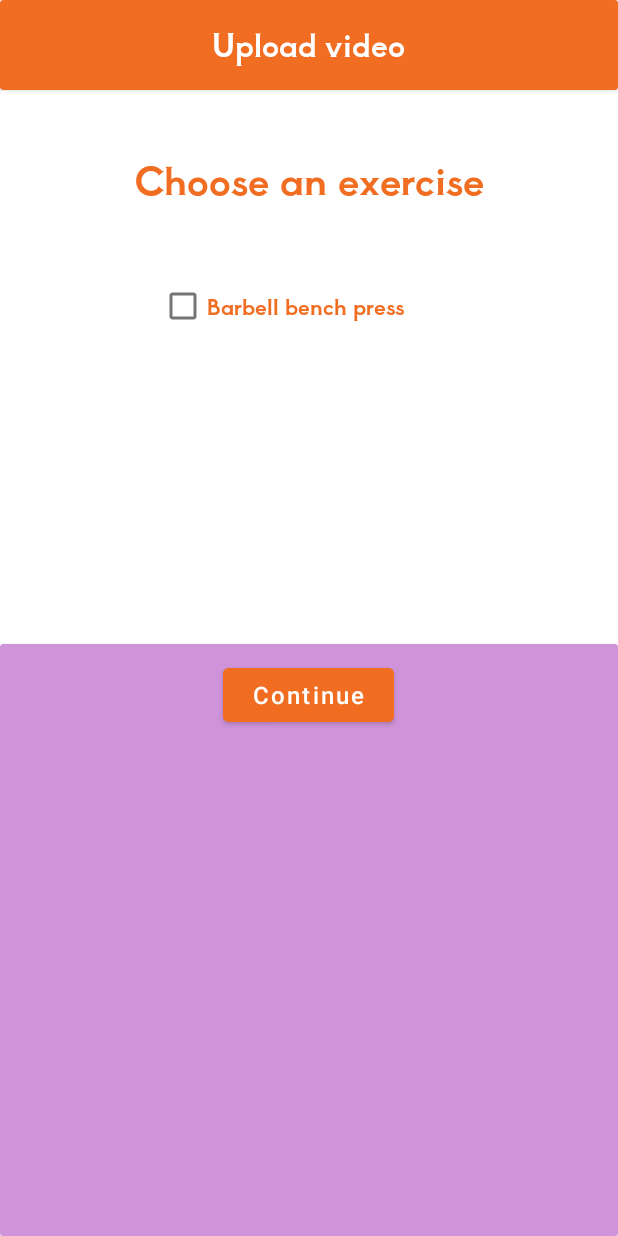
After one commit to vasMil/GymBuddy, an Android app: the layout up_vid_exerc.xml on its own in the app's theme, with its tools: preview values and no code run, on a phone screen of 412 x 824 dp. The commit adds this screen. Run offline under Robolectric (Android 15) with nearby library versions, the phone set to English and light mode, and no system bars.

Commit message:
new designs

```diff
--- /dev/null
+++ b/UI_kotlin/MyApplication/app/src/main/res/layout/up_vid_exerc.xml
@@ -0,0 +1,66 @@
+<?xml version="1.0" encoding="utf-8"?>
+<LinearLayout xmlns:android="http://schemas.android.com/apk/res/android"
+    xmlns:app="http://schemas.android.com/apk/res-auto"
+    xmlns:tools="http://schemas.android.com/tools"
+    android:layout_width="match_parent"
+    android:layout_height="match_parent"
+    android:gravity="center_horizontal"
+    android:orientation="vertical">
+    <androidx.cardview.widget.CardView
+        android:layout_width="match_parent"
+        android:layout_height="60dp"
+        app:cardBackgroundColor="@color/main_color" >
+        <TextView
+            android:id="@+id/Upload_video"
+            android:layout_width="150dp"
+            android:layout_height="wrap_content"
+            android:layout_gravity="center"
+            android:fontFamily="@font/aoboshi_one_regular"
+            android:text="@string/up_video"
+            android:textAlignment="center"
+            android:textColor="@color/white"
+            android:textSize="20sp" />
+    </androidx.cardview.widget.CardView>
+
+    <TextView
+        android:id="@+id/choose_a_category"
+        android:layout_width="300dp"
+        android:layout_height="wrap_content"
+        android:layout_gravity="center"
+        android:layout_marginTop="40dp"
+        android:fontFamily="@font/aoboshi_one_regular"
+        android:text="@string/choose_exercise"
+        android:textAlignment="center"
+        android:textColor="@color/main_color"
+        android:textSize="25sp" />
+
+    <CheckBox
+        android:layout_width="200dp"
+        android:layout_height="50dp"
+        android:text="Barbell bench press"
+        android:textColor="@color/main_color"
+        android:fontFamily="@font/aoboshi_one_regular"
+        android:layout_marginTop="40dp" />
+
+    <androidx.cardview.widget.CardView
+        android:layout_width="match_parent"
+        android:layout_height="match_parent"
+        android:layout_marginTop="200dp"
+        app:cardBackgroundColor="@color/purple_200">
+
+        <Button
+            android:id="@+id/button4"
+            android:layout_width="114dp"
+            android:layout_height="wrap_content"
+            android:layout_gravity="center_horizontal"
+            android:layout_marginTop="10dp"
+            android:backgroundTint="@color/main_color"
+            android:text="@string/cont"
+            android:textAllCaps="false"
+            android:textSize="16dp"
+            tools:ignore="TextContrastCheck" />
+
+    </androidx.cardview.widget.CardView>
+
+
+</LinearLayout>
--- a/UI_kotlin/MyApplication/app/src/main/res/values/colors.xml
+++ b/UI_kotlin/MyApplication/app/src/main/res/values/colors.xml
@@ -8,4 +8,5 @@
     <color name="teal_700">#FF018786</color>
     <color name="black">#FF000000</color>
     <color name="white">#FFFFFFFF</color>
+    <color name="grey">#808B96</color>
 </resources>
--- a/UI_kotlin/MyApplication/app/src/main/res/values/strings.xml
+++ b/UI_kotlin/MyApplication/app/src/main/res/values/strings.xml
@@ -10,4 +10,14 @@
     <string name="pw">Password</string>
     <string name="mail">E-mail</string>
     <string name="conf_pass">Confirm password</string>
+    <string name="setup_prof">Set up your profile</string>
+    <string name="edit_stats">Edit stats</string>
+    <string name="up_video">Upload video</string>
+    <string name="cont">Continue</string>
+    <string name="choose_a_category">Choose a category</string>
+    <string name="choose_exercise">Choose an exercise</string>
+    <string name="chest">Chest</string>
+    <string name="arms">Arms</string>
+    <string name="back">Back</string>
+
 </resources>
```
Also changed, not shown: UI_kotlin/MyApplication/app/src/main/res/layout/setup_prof.xml (added, +120 -0 lines), UI_kotlin/MyApplication/app/src/main/res/layout/sign_in.xml (+9 -6 lines), UI_kotlin/MyApplication/app/src/main/res/layout/upload_video.xml (added, +131 -0 lines), UI_kotlin/MyApplication/app/src/main/res/drawable/arms.png (added), UI_kotlin/MyApplication/app/src/main/res/drawable/back.png (added), UI_kotlin/MyApplication/app/src/main/res/drawable/chest.png (added), UI_kotlin/MyApplication/app/src/main/res/drawable/image_2.png (added).
